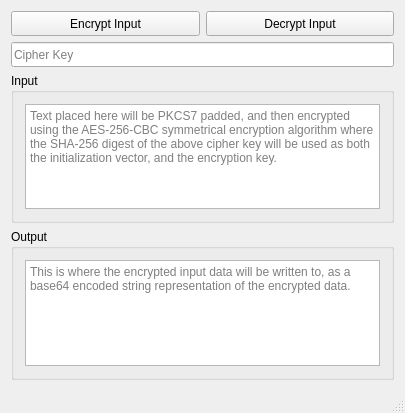
Old version of the form source/main_wnd.ui in the repository PsychedelicShayna/qt-message-encryptor.
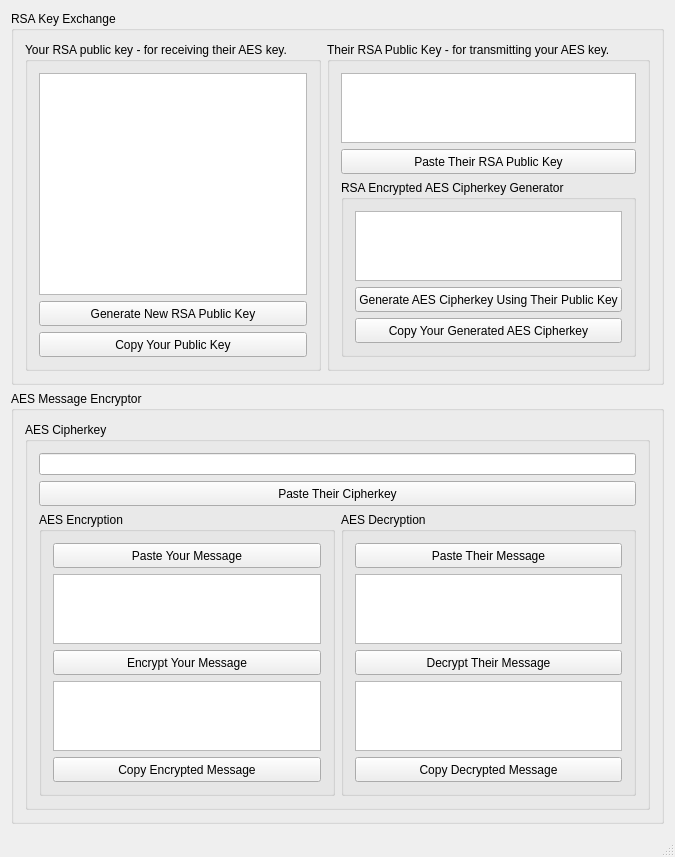
New version of the form.

```diff
--- a/source/main_wnd.ui
+++ b/source/main_wnd.ui
@@ -6,8 +6,8 @@
    <rect>
     <x>0</x>
     <y>0</y>
-    <width>405</width>
-    <height>413</height>
+    <width>675</width>
+    <height>833</height>
    </rect>
   </property>
   <property name="windowTitle">
@@ -20,11 +20,36 @@
    </size>
   </property>
   <widget class="QWidget" name="centralWidget">
-   <layout class="QVBoxLayout" name="verticalLayout">
+   <layout class="QVBoxLayout" name="verticalLayout" stretch="1,2">
     <item>
-     <layout class="QHBoxLayout" name="horizontalLayout">
+     <widget class="QGroupBox" name="groupBox_4">
+      <property name="title">
+       <string>RSA Key Exchange</string>
+      </property>
+      <layout class="QGridLayout" name="gridLayout_3">
+       <item row="1" column="0" colspan="2">
+        <layout class="QHBoxLayout" name="horizontalLayout_2">
       <item>
-       <widget class="QPushButton" name="pb_encrypt">
+          <widget class="QGroupBox" name="groupBox_5">
+           <property name="title">
+            <string>Your RSA public key - for receiving their AES key.</string>
+           </property>
+           <layout class="QVBoxLayout" name="verticalLayout_3">
+            <item>
+             <widget class="QPlainTextEdit" name="pte_your_pubkey">
+              <property name="lineWrapMode">
+               <enum>QPlainTextEdit::NoWrap</enum>
+              </property>
+              <property name="readOnly">
+               <bool>true</bool>
+              </property>
+              <property name="placeholderText">
+               <string/>
+              </property>
+             </widget>
+            </item>
+            <item>
+             <widget class="QPushButton" name="pb_generate_your_pubkey">
         <property name="minimumSize">
          <size>
           <width>0</width>
@@ -32,12 +57,12 @@
          </size>
         </property>
         <property name="text">
-         <string>Encrypt Input</string>
+               <string>Generate New RSA Public Key</string>
         </property>
        </widget>
       </item>
       <item>
-       <widget class="QPushButton" name="pb_decrypt">
+             <widget class="QPushButton" name="pb_copy_your_pubkey">
         <property name="minimumSize">
          <size>
           <width>0</width>
@@ -45,64 +70,248 @@
          </size>
         </property>
         <property name="text">
-         <string>Decrypt Input</string>
+               <string>Copy Your Public Key</string>
         </property>
        </widget>
       </item>
      </layout>
+          </widget>
     </item>
     <item>
-     <widget class="QLineEdit" name="le_key">
-      <property name="minimumSize">
-       <size>
-        <width>0</width>
-        <height>25</height>
-       </size>
-      </property>
-      <property name="echoMode">
-       <enum>QLineEdit::Password</enum>
-      </property>
+          <widget class="QGroupBox" name="groupBox_6">
+           <property name="title">
+            <string>Their RSA Public Key - for transmitting your AES key.</string>
+           </property>
+           <layout class="QVBoxLayout" name="verticalLayout_4">
+            <item>
+             <widget class="QPlainTextEdit" name="pte_their_pubkey">
+              <property name="lineWrapMode">
+               <enum>QPlainTextEdit::NoWrap</enum>
+              </property>
+              <property name="readOnly">
+               <bool>true</bool>
+              </property>
       <property name="placeholderText">
-       <string>Cipher Key</string>
+               <string/>
       </property>
      </widget>
     </item>
     <item>
-     <widget class="QGroupBox" name="groupBox_2">
-      <property name="title">
-       <string>Input</string>
-      </property>
-      <layout class="QGridLayout" name="gridLayout_2">
-       <item row="0" column="0">
-        <widget class="QPlainTextEdit" name="pte_input">
-         <property name="placeholderText">
-          <string>Text placed here will be PKCS7 padded, and then encrypted using the AES-256-CBC symmetrical encryption algorithm where the SHA-256 digest of the above cipher key will be used as both the initialization vector, and the encryption key.</string>
-         </property>
-        </widget>
-       </item>
-      </layout>
+             <widget class="QPushButton" name="pb_paste_their_pubkey">
+              <property name="minimumSize">
+               <size>
+                <width>0</width>
+                <height>25</height>
+               </size>
+              </property>
+              <property name="text">
+               <string>Paste Their RSA Public Key</string>
+              </property>
      </widget>
     </item>
     <item>
      <widget class="QGroupBox" name="groupBox">
       <property name="title">
-       <string>Output</string>
+               <string>RSA Encrypted AES Cipherkey Generator</string>
       </property>
       <layout class="QGridLayout" name="gridLayout">
        <item row="0" column="0">
-        <widget class="QPlainTextEdit" name="pte_output">
-         <property name="lineWrapMode">
-          <enum>QPlainTextEdit::WidgetWidth</enum>
-         </property>
+                <widget class="QPlainTextEdit" name="pte_generated_aes_key">
+                 <property name="readOnly">
+                  <bool>true</bool>
+                 </property>
+                </widget>
+               </item>
+               <item row="1" column="0">
+                <widget class="QPushButton" name="pb_generate_aes_key">
+                 <property name="minimumSize">
+                  <size>
+                   <width>0</width>
+                   <height>25</height>
+                  </size>
+                 </property>
+                 <property name="text">
+                  <string>Generate AES Cipherkey Using Their Public Key</string>
+                 </property>
+                </widget>
+               </item>
+               <item row="2" column="0">
+                <widget class="QPushButton" name="pb_copy_generated_aes_key">
+                 <property name="minimumSize">
+                  <size>
+                   <width>0</width>
+                   <height>25</height>
+                  </size>
+                 </property>
+                 <property name="text">
+                  <string>Copy Your Generated AES Cipherkey</string>
+                 </property>
+                </widget>
+               </item>
+              </layout>
+             </widget>
+            </item>
+           </layout>
+          </widget>
+         </item>
+        </layout>
+       </item>
+      </layout>
+     </widget>
+    </item>
+    <item>
+     <widget class="QGroupBox" name="groupBox_2">
+      <property name="title">
+       <string>AES Message Encryptor</string>
+      </property>
+      <layout class="QGridLayout" name="gridLayout_2">
+       <item row="0" column="0" colspan="2">
+        <widget class="QGroupBox" name="groupBox_3">
+         <property name="title">
+          <string>AES Cipherkey</string>
+         </property>
+         <layout class="QGridLayout" name="gridLayout_4">
+          <item row="1" column="0">
+           <widget class="QPushButton" name="pb_paste_aes_key">
+            <property name="minimumSize">
+             <size>
+              <width>0</width>
+              <height>25</height>
+             </size>
+            </property>
+            <property name="text">
+             <string>Paste Their Cipherkey</string>
+            </property>
+           </widget>
+          </item>
+          <item row="0" column="0">
+           <widget class="QLineEdit" name="le_aes_cipherkey">
          <property name="readOnly">
           <bool>true</bool>
          </property>
-         <property name="textInteractionFlags">
-          <set>Qt::TextSelectableByMouse</set>
-         </property>
-         <property name="placeholderText">
-          <string>This is where the encrypted input data will be written to, as a base64 encoded string representation of the encrypted data.</string>
-         </property>
+           </widget>
+          </item>
+          <item row="2" column="0">
+           <layout class="QHBoxLayout" name="horizontalLayout">
+            <item>
+             <widget class="QGroupBox" name="groupBox_7">
+              <property name="title">
+               <string>AES Encryption</string>
+              </property>
+              <layout class="QGridLayout" name="gridLayout_5">
+               <item row="0" column="0">
+                <widget class="QPushButton" name="pb_paste_your_message">
+                 <property name="minimumSize">
+                  <size>
+                   <width>0</width>
+                   <height>25</height>
+                  </size>
+                 </property>
+                 <property name="text">
+                  <string>Paste Your Message</string>
+                 </property>
+                </widget>
+               </item>
+               <item row="1" column="0">
+                <widget class="QPlainTextEdit" name="pte_your_plain_message"/>
+               </item>
+               <item row="2" column="0">
+                <widget class="QPushButton" name="pb_encrypt_your_message">
+                 <property name="minimumSize">
+                  <size>
+                   <width>0</width>
+                   <height>25</height>
+                  </size>
+                 </property>
+                 <property name="text">
+                  <string>Encrypt Your Message</string>
+                 </property>
+                </widget>
+               </item>
+               <item row="3" column="0">
+                <widget class="QPlainTextEdit" name="pte_your_encrypted_message">
+                 <property name="readOnly">
+                  <bool>true</bool>
+                 </property>
+                </widget>
+               </item>
+               <item row="4" column="0">
+                <widget class="QPushButton" name="pb_copy_your_encrypted_message">
+                 <property name="minimumSize">
+                  <size>
+                   <width>0</width>
+                   <height>25</height>
+                  </size>
+                 </property>
+                 <property name="text">
+                  <string>Copy Encrypted Message</string>
+                 </property>
+                </widget>
+               </item>
+              </layout>
+             </widget>
+            </item>
+            <item>
+             <widget class="QGroupBox" name="groupBox_8">
+              <property name="title">
+               <string>AES Decryption</string>
+              </property>
+              <layout class="QGridLayout" name="gridLayout_6">
+               <item row="1" column="0">
+                <widget class="QPlainTextEdit" name="pte_their_encrypted_message"/>
+               </item>
+               <item row="2" column="0">
+                <widget class="QPushButton" name="pb_decrypt_their_message">
+                 <property name="minimumSize">
+                  <size>
+                   <width>0</width>
+                   <height>25</height>
+                  </size>
+                 </property>
+                 <property name="text">
+                  <string>Decrypt Their Message</string>
+                 </property>
+                </widget>
+               </item>
+               <item row="3" column="0">
+                <widget class="QPlainTextEdit" name="pte_their_plain_message">
+                 <property name="readOnly">
+                  <bool>true</bool>
+                 </property>
+                </widget>
+               </item>
+               <item row="4" column="0">
+                <widget class="QPushButton" name="pb_copy_their_decrypted_message">
+                 <property name="minimumSize">
+                  <size>
+                   <width>0</width>
+                   <height>25</height>
+                  </size>
+                 </property>
+                 <property name="text">
+                  <string>Copy Decrypted Message</string>
+                 </property>
+                </widget>
+               </item>
+               <item row="0" column="0">
+                <widget class="QPushButton" name="pb_paste_their_message">
+                 <property name="minimumSize">
+                  <size>
+                   <width>0</width>
+                   <height>25</height>
+                  </size>
+                 </property>
+                 <property name="text">
+                  <string>Paste Their Message</string>
+                 </property>
+                </widget>
+               </item>
+              </layout>
+             </widget>
+            </item>
+           </layout>
+          </item>
+         </layout>
         </widget>
        </item>
       </layout>
```
Left out of the diff: 2 changed lines with no effect on the pictures. Lines whose indentation alone changed are shown as unchanged.
